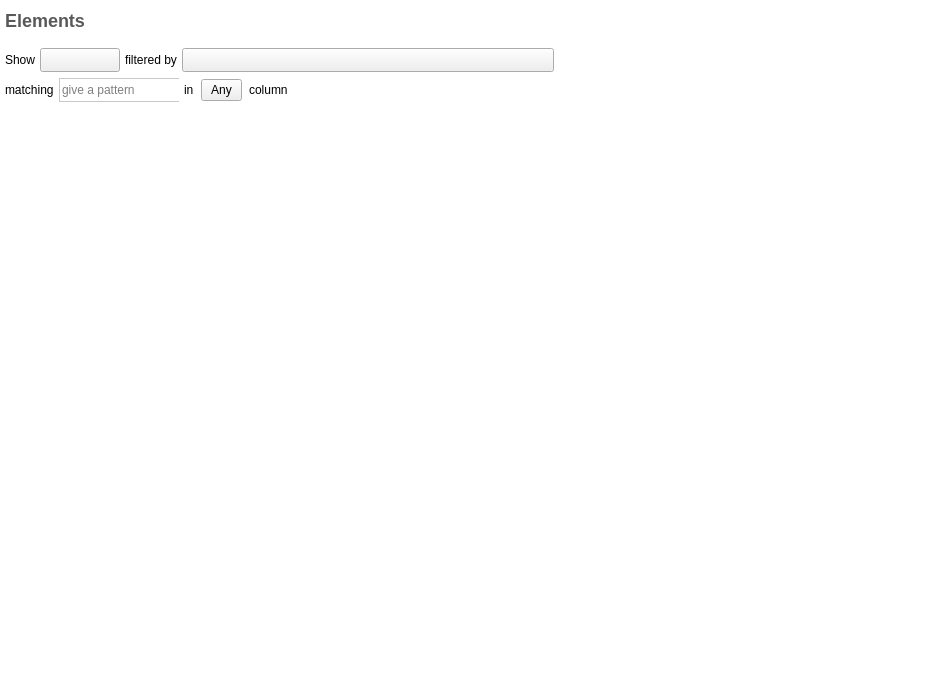
The window that plugins/view/tableview/TableView.ui (vadivelselvaraj/TulipGLImprovement) describes before a commit, drawn with Qt 5.
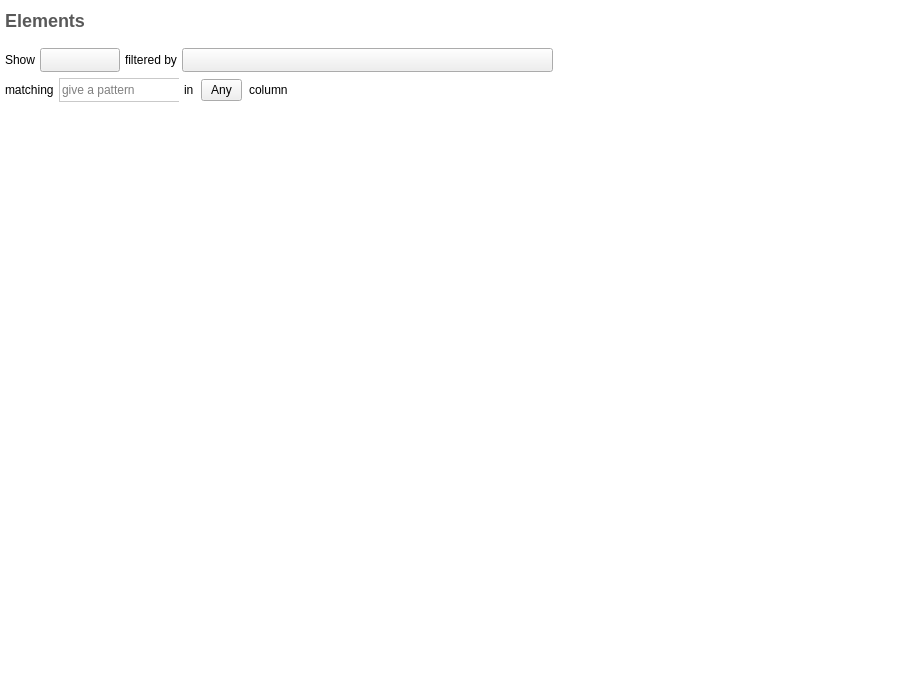
The same window after the commit. Icons and pictures are not drawn. Custom widgets are drawn as their Qt base class.

Commit message: - some improvements for the Table view :     * ensure columns and rows are resized to contents (only visible rows heights are updated when scrolling or when selected properties or graph changed)     * change the TulipItemEditorCreator for std::string type : use a QTextEdit instead of a QLineEdit (as strings can contain multiple lines)     * also when a string contains multiple lines, it is now correctly displayed in the table

Patch:
```diff
--- a/plugins/view/tableview/TableView.ui
+++ b/plugins/view/tableview/TableView.ui
@@ -6,8 +6,8 @@
    <rect>
     <x>0</x>
     <y>0</y>
-    <width>926</width>
-    <height>682</height>
+    <width>924</width>
+    <height>680</height>
    </rect>
   </property>
   <property name="styleSheet">
@@ -382,6 +382,9 @@
            <property name="cornerButtonEnabled">
             <bool>false</bool>
            </property>
+           <attribute name="verticalHeaderMinimumSectionSize">
+            <number>30</number>
+           </attribute>
           </widget>
          </item>
         </layout>
```
Left out of the diff: 6 changed lines with no effect on the pictures. The commit also changes 13 other files.
